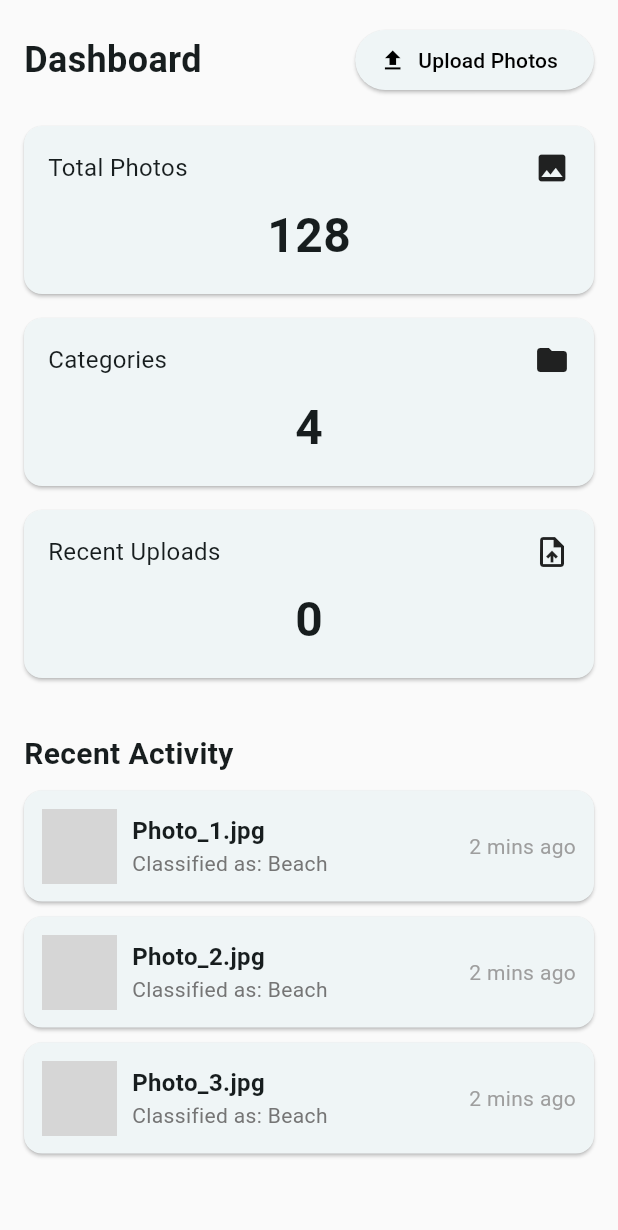
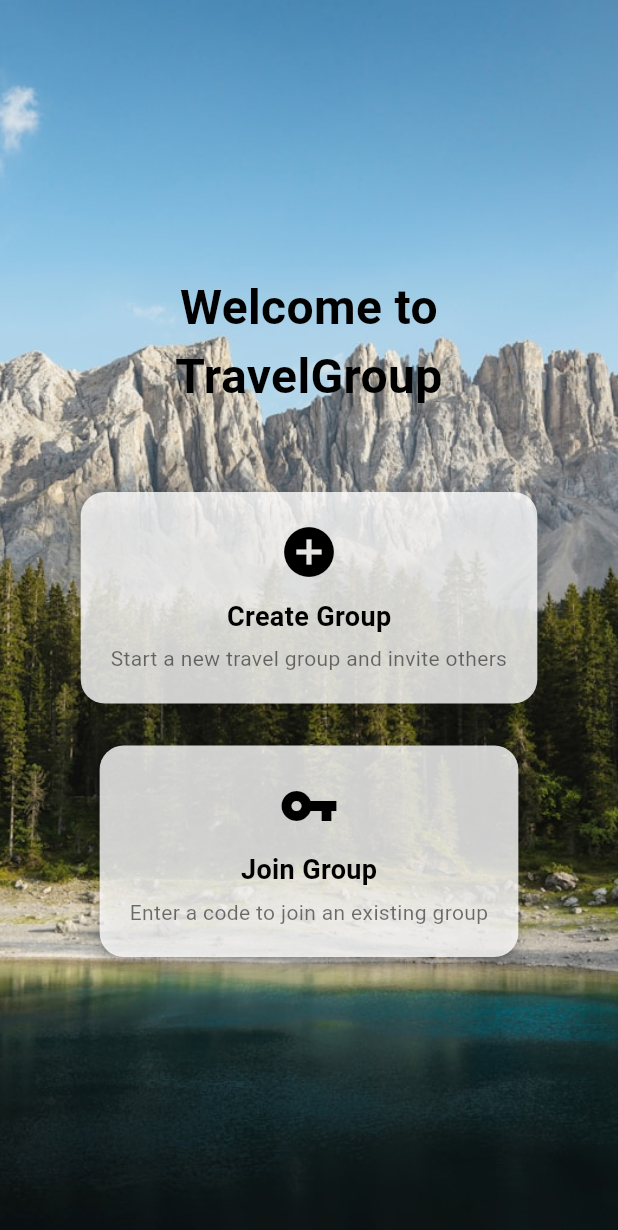
Before and after one commit to Capstone1-TripBuddy/frontend, a Flutter app: the screen it shows after launch, on a phone screen of 412 x 824 dp. Shown: the top 1230 px of the screen. Run offline on Flutter 3.47's test engine with Material 3 defaults, Android fonts, the phone set to English and light mode, and no system bars; our stand-ins replace image_picker, permission_handler; grey boxes are pictures that could not be loaded.

Commit message:
add group page, organize folder

```diff
--- a/lib/categories.dart
+++ b/lib/category/categories.dart
@@ -2,7 +2,7 @@ import 'package:flutter/material.dart';
 import 'category_detail_page.dart';
 import 'package:http/http.dart' as http;
 import 'dart:typed_data';
-import 'fetch_photos.dart';
+import '../photo/fetch_photos.dart';
 
 /*
 class CategoryPage extends StatefulWidget {
--- a/lib/dashboard.dart
+++ b/lib/dashboard.dart
@@ -1,6 +1,6 @@
 import 'package:flutter/material.dart';
-import 'categories.dart';
-import 'image_upload_page.dart';
+import 'category/categories.dart';
+import 'photo/photo_upload_page.dart';
 
 class DashboardPage extends StatelessWidget {
   @override
@@ -24,7 +24,7 @@ class DashboardPage extends StatelessWidget {
                   onPressed: () {
                     Navigator.push(
                       context,
-                      MaterialPageRoute(builder: (context) => const ImageUploadPage()),
+                      MaterialPageRoute(builder: (context) => const PhotoUploadPage()),
                     );
                   },
                   icon: const Icon(Icons.upload),
--- /dev/null
+++ b/lib/group/group_page.dart
@@ -0,0 +1,130 @@
+import 'package:flutter/material.dart';
+import 'package:trip_buddy/group/join_group_page.dart';
+
+import 'create_group_page.dart';
+
+class GroupPage extends StatelessWidget{
+  const GroupPage({super.key});
+
+  @override
+  Widget build(BuildContext context) {
+    return Scaffold(
+      body: Stack(
+        children: [
+          // 배경 이미지 설정
+          Container(
+            decoration: const BoxDecoration(
+              image: DecorationImage(
+                image: AssetImage('assets/images/background2.jpg'), // 배경 이미지 파일 경로
+                fit: BoxFit.cover,
+              ),
+            ),
+          ),
+          // 반투명한 카드와 텍스트를 포함한 내용
+          Center(
+            child: Padding(
+              padding: const EdgeInsets.symmetric(horizontal: 32.0),
+              child: Column(
+                mainAxisAlignment: MainAxisAlignment.center,
+                children: [
+                  const Text(
+                    'Welcome to\nTravelGroup',
+                    textAlign: TextAlign.center,
+                    style: TextStyle(
+                      color: Colors.black,
+                      fontSize: 32,
+                      fontWeight: FontWeight.bold,
+                    ),
+                  ),
+                  const SizedBox(height: 50),
+                  // "Create Group" 카드
+                  GestureDetector(
+                    onTap: () {
+                      // 그룹 생성 페이지로 이동
+                      // GroupPage에서 Create Group 버튼을 눌렀을 때 이동
+                      Navigator.push(
+                        context,
+                        MaterialPageRoute(builder: (context) => const CreateGroupPage()),
+                      );
+                    },
+                    child: Card(
+                      elevation: 4,
+                      color: Colors.white.withOpacity(0.8),
+                      shape: RoundedRectangleBorder(
+                        borderRadius: BorderRadius.circular(16),
+                      ),
+                      child: const Padding(
+                        padding: EdgeInsets.all(20.0),
+                        child: Column(
+                          children: [
+                            Icon(Icons.add_circle, size: 40, color: Colors.black),
+                            SizedBox(height: 10),
+                            Text(
+                              'Create Group',
+                              style: TextStyle(
+                                fontSize: 18,
+                                fontWeight: FontWeight.bold,
+                                color: Colors.black,
+                              ),
+                            ),
+                            SizedBox(height: 5),
+                            Text(
+                              'Start a new travel group and invite others',
+                              textAlign: TextAlign.center,
+                              style: TextStyle(color: Colors.black54),
+                            ),
+                          ],
+                        ),
+                      ),
+                    ),
+                  ),
+                  const SizedBox(height: 20),
+                  // "Join Group" 카드
+                  GestureDetector(
+                    onTap: () {
+                      // 그룹 참가 페이지로 이동
+                      Navigator.push(
+                        context,
+                        MaterialPageRoute(builder: (context) => const JoinGroupPage()),
+                      );
+                    },
+                    child: Card(
+                      elevation: 4,
+                      color: Colors.white.withOpacity(0.8),
+                      shape: RoundedRectangleBorder(
+                        borderRadius: BorderRadius.circular(16),
+                      ),
+                      child: const Padding(
+                        padding: EdgeInsets.all(20.0),
+                        child: Column(
+                          children: [
+                            Icon(Icons.vpn_key, size: 40, color: Colors.black),
+                            SizedBox(height: 10),
+                            Text(
+                              'Join Group',
+                              style: TextStyle(
+                                fontSize: 18,
+                                fontWeight: FontWeight.bold,
+                                color: Colors.black,
+                              ),
+                            ),
+                            SizedBox(height: 5),
+                            Text(
+                              'Enter a code to join an existing group',
+                              textAlign: TextAlign.center,
+                              style: TextStyle(color: Colors.black54),
+                            ),
+                          ],
+                        ),
+                      ),
+                    ),
+                  ),
+                ],
+              ),
+            ),
+          ),
+        ],
+      ),
+    );
+  }
+}
--- a/lib/main.dart
+++ b/lib/main.dart
@@ -1,6 +1,7 @@
 import 'package:flutter/material.dart';
 import 'package:trip_buddy/dashboard.dart';
-import 'categories.dart';
+import 'package:trip_buddy/group/group_page.dart';
+import 'category/categories.dart';
 
 void main() {
   runApp(
@@ -20,7 +21,7 @@ class MyApp extends StatelessWidget {
         //scaffoldBackgroundColor: Colors.grey[50],
         appBarTheme: AppBarTheme(
           backgroundColor: Colors.white,
-          titleTextStyle: TextStyle(
+          titleTextStyle: const TextStyle(
             color: Colors.black,
             fontSize: 22,
             fontWeight: FontWeight.w600,
@@ -30,7 +31,8 @@ class MyApp extends StatelessWidget {
         ),
         scaffoldBackgroundColor: Colors.grey[50],
       ),
-      home: DashboardPage(), //나중에 splash page 추가
+      //home: DashboardPage(), //나중에 splash page 추가
+      home: const GroupPage(),
 
     );
   }
--- a/pubspec.yaml
+++ b/pubspec.yaml
@@ -39,7 +39,6 @@ dependencies:
   permission_handler: ^10.2.0
   dio: ^5.7.0
   path_provider: ^2.1.5
-  flutter_image_compress: ^1.1.0
 dev_dependencies:
   flutter_test:
     sdk: flutter
@@ -63,8 +62,9 @@ flutter:
   uses-material-design: true
 
   # To add assets to your application, add an assets section, like this:
-  # assets:
-  #   - images/a_dot_burr.jpeg
+  assets:
+     - assets/images/background.jpg
+     - assets/images/background2.jpg
   #   - images/a_dot_ham.jpeg
 
   # An image asset can refer to one or more resolution-specific "variants", see
```
Also changed, not shown: lib/group/create_group_page.dart (added, +103 -0 lines), lib/group/join_group_page.dart (added, +102 -0 lines), lib/photo/photo_upload_page.dart (renamed from lib/image_upload_page.dart, +4 -4 lines), assets/images/background.jpg (added), assets/images/background2.jpg (added), lib/category/category_detail_page.dart (renamed from lib/category_detail_page.dart), lib/photo/fetch_photos.dart (renamed from lib/fetch_photos.dart), pubspec.lock.
